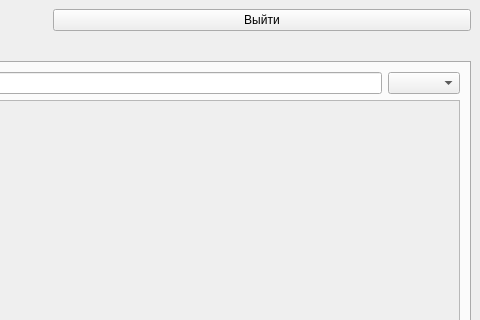
selgira/demos, file ui/main_window.ui: the form before one commit; both pictures show x 380 to 860 and y 0 to 320 of the 860 by 789 pixel window.
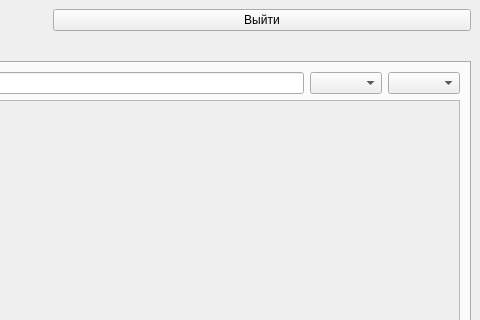
The form after the commit.

```diff
--- a/ui/main_window.ui
+++ b/ui/main_window.ui
@@ -48,6 +48,9 @@
           <item>
            <widget class="QLineEdit" name="lineEdit_search"/>
           </item>
+          <item>
+           <widget class="QComboBox" name="comboBox_filtr_suppliers"/>
+          </item>
           <item>
            <widget class="QComboBox" name="comboBox_filtr_prod"/>
           </item>
```
